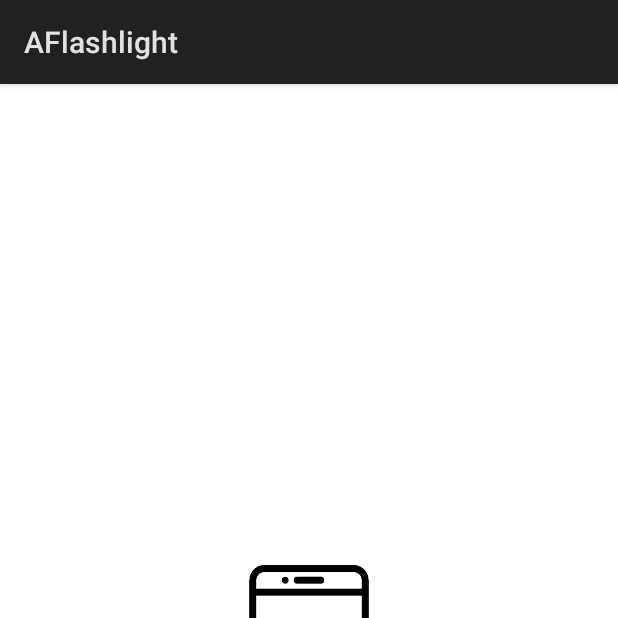
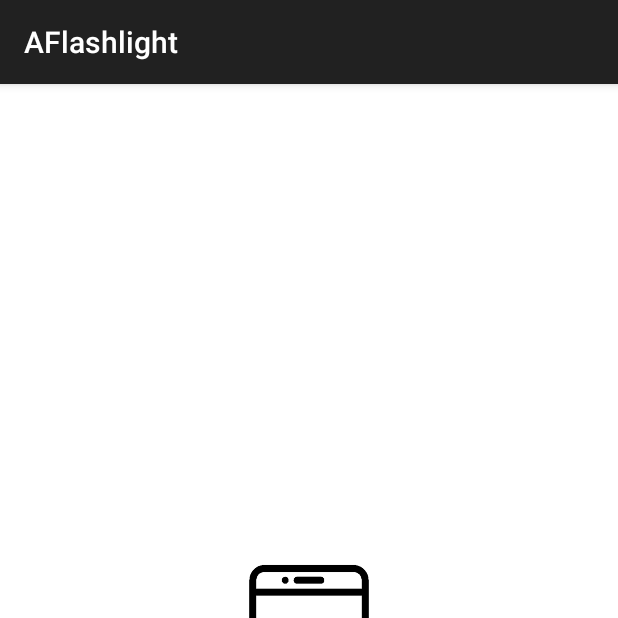
Before and after one commit to Lasicaine/AFlashlight, an Android app: the screen it shows after launch (MainActivity), on a phone screen of 412 x 824 dp, the top half of it. Run offline under Robolectric (Android 15) with nearby library versions, the phone set to English and light mode, and no system bars.

Commit message:
* Change UI to AppCompatActivity

```diff
--- a/app/build.gradle
+++ b/app/build.gradle
@@ -27,4 +27,5 @@ dependencies {
     compile 'com.android.support.constraint:constraint-layout:1.0.2'
     compile 'com.android.support:support-v4:26.0.0-alpha1'
     testCompile 'junit:junit:4.12'
+    compile 'com.android.support:appcompat-v7:26.0.0-alpha1'
 }
--- a/app/src/main/java/fi/suomaafrontieroy/aflashlight/FullScreenBrightnessActivity.java
+++ b/app/src/main/java/fi/suomaafrontieroy/aflashlight/FullScreenBrightnessActivity.java
@@ -2,11 +2,11 @@ package fi.suomaafrontieroy.aflashlight;
 
 import android.annotation.SuppressLint;
 import android.app.ActionBar;
-import android.app.Activity;
 import android.content.Context;
 import android.os.Bundle;
 import android.os.Handler;
 import android.provider.Settings;
+import android.support.v7.app.AppCompatActivity;
 import android.view.MotionEvent;
 import android.view.View;
 
@@ -14,7 +14,7 @@ import android.view.View;
  * An example full-screen activity that shows and hides the system UI (i.e.
  * status bar and navigation/system bar) with user interaction.
  */
-public class FullScreenBrightnessActivity extends Activity {
+public class FullScreenBrightnessActivity extends AppCompatActivity {
     /**
      * Whether or not the system UI should be auto-hidden after
      * {@link #AUTO_HIDE_DELAY_MILLIS} milliseconds.
--- a/app/src/main/java/fi/suomaafrontieroy/aflashlight/MainActivity.java
+++ b/app/src/main/java/fi/suomaafrontieroy/aflashlight/MainActivity.java
@@ -1,7 +1,6 @@
 package fi.suomaafrontieroy.aflashlight;
 
 import android.annotation.TargetApi;
-import android.app.Activity;
 import android.app.AlertDialog;
 import android.app.PendingIntent;
 import android.content.Context;
@@ -19,16 +18,15 @@ import android.os.Bundle;
 import android.provider.Settings;
 import android.support.v4.app.NotificationCompat;
 import android.support.v4.app.NotificationManagerCompat;
+import android.support.v7.app.AppCompatActivity;
 import android.view.View;
 import android.view.WindowManager;
 import android.widget.ImageView;
 
-import java.lang.annotation.Target;
-
 import static android.support.v4.app.NotificationCompat.DEFAULT_VIBRATE;
 import static android.support.v4.app.NotificationManagerCompat.IMPORTANCE_HIGH;
 
-public class MainActivity extends Activity {
+public class MainActivity extends AppCompatActivity {
 
     private static final String ACTION_STOP = "STOP";
     private CameraManager mCameraManager;
@@ -216,6 +214,7 @@ public class MainActivity extends Activity {
                 }).show();
     }
 
+
     @Override
     protected void onDestroy() {
         if (mCameraId != null) {
--- a/app/src/main/res/values/styles.xml
+++ b/app/src/main/res/values/styles.xml
@@ -1,7 +1,7 @@
 <resources>
 
     <!-- Base application theme. -->
-    <style name="AppTheme" parent="android:Theme.Material.Light.DarkActionBar">
+    <style name="AppTheme" parent="Theme.AppCompat.Light.DarkActionBar">
         <!-- Customize your theme here. -->
     </style>
 
```
